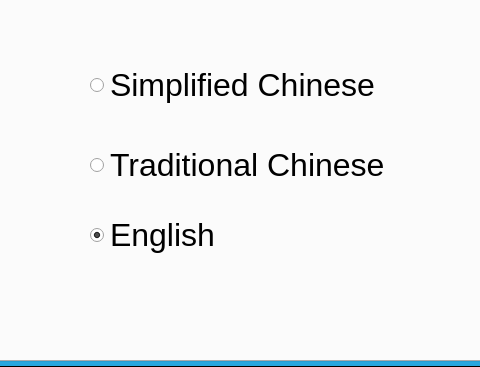
Above: settingdialog.ui from Keithsys730/ERC_UI_DEMO before the change; both pictures show x 167 to 647 and y 113 to 480 of the 800 by 480 pixel window. Below: the same form after it.
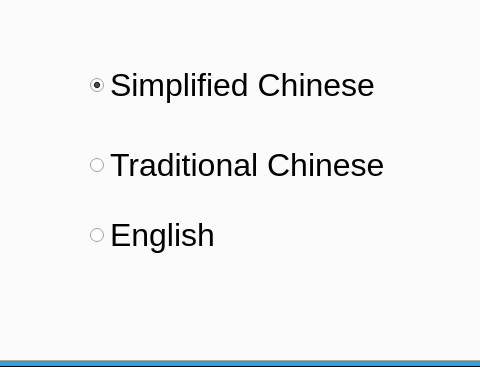
That is the form after the change. The open tabs and pages were chosen to show the change. Icons and pictures are not drawn.

Patch:
```diff
--- a/settingdialog.ui
+++ b/settingdialog.ui
@@ -58,7 +58,10 @@
     <enum>QTabWidget::Rounded</enum>
    </property>
    <property name="currentIndex">
-    <number>2</number>
+    <number>0</number>
+   </property>
+   <property name="elideMode">
+    <enum>Qt::ElideLeft</enum>
    </property>
    <widget class="QWidget" name="modeTab">
     <attribute name="title">
@@ -967,7 +970,7 @@
       <string>Simplified Chinese</string>
      </property>
      <property name="checked">
-      <bool>false</bool>
+      <bool>true</bool>
      </property>
     </widget>
     <widget class="QRadioButton" name="ctRadioButton">
@@ -1009,7 +1012,7 @@
       <string>English</string>
      </property>
      <property name="checked">
-      <bool>true</bool>
+      <bool>false</bool>
      </property>
     </widget>
    </widget>
```
Left out of the diff: 18 changed lines with no effect on the pictures.
